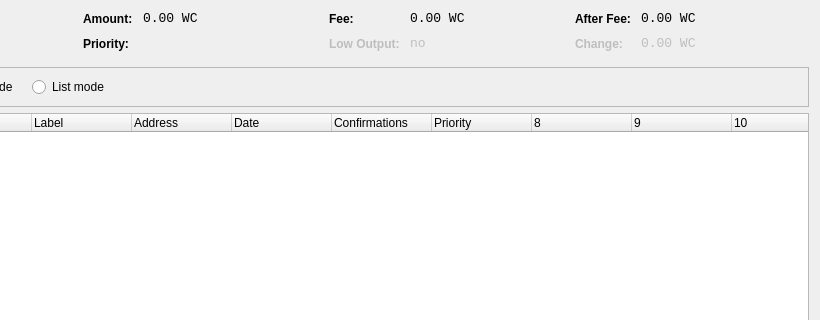
This is src/qt/forms/coincontroldialog.ui in WincoinClassic/wincoinclassic as Qt 5 draws it before an edit; both pictures show x 180 to 1000 and y 0 to 320 of the 1000 by 500 pixel window. The edited form follows.
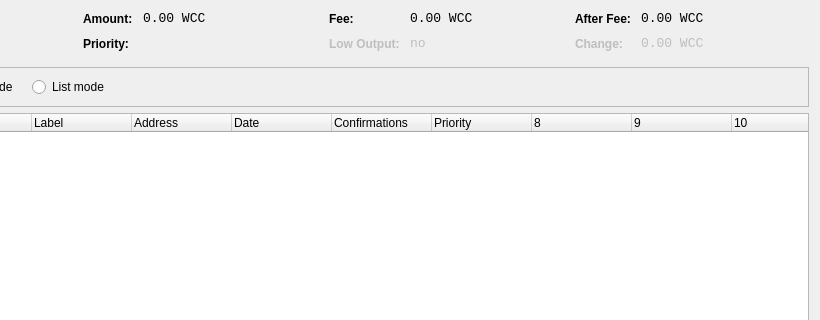
This is the edited form. Icons and pictures are not drawn. Custom widgets are drawn as their Qt base class.

```diff
--- a/src/qt/forms/coincontroldialog.ui
+++ b/src/qt/forms/coincontroldialog.ui
@@ -144,7 +144,7 @@
           <enum>Qt::ActionsContextMenu</enum>
          </property>
          <property name="text">
-          <string notr="true">0.00 WC</string>
+          <string notr="true">0.00 WCC</string>
          </property>
          <property name="textInteractionFlags">
           <set>Qt::LinksAccessibleByMouse|Qt::TextSelectableByKeyboard|Qt::TextSelectableByMouse</set>
@@ -224,7 +224,7 @@
           <enum>Qt::ActionsContextMenu</enum>
          </property>
          <property name="text">
-          <string notr="true">0.00 WC</string>
+          <string notr="true">0.00 WCC</string>
          </property>
          <property name="textInteractionFlags">
           <set>Qt::LinksAccessibleByMouse|Qt::TextSelectableByKeyboard|Qt::TextSelectableByMouse</set>
@@ -310,7 +310,7 @@
           <enum>Qt::ActionsContextMenu</enum>
          </property>
          <property name="text">
-          <string notr="true">0.00 WC</string>
+          <string notr="true">0.00 WCC</string>
          </property>
          <property name="textInteractionFlags">
           <set>Qt::LinksAccessibleByMouse|Qt::TextSelectableByKeyboard|Qt::TextSelectableByMouse</set>
@@ -348,7 +348,7 @@
           <enum>Qt::ActionsContextMenu</enum>
          </property>
          <property name="text">
-          <string notr="true">0.00 WC</string>
+          <string notr="true">0.00 WCC</string>
          </property>
          <property name="textInteractionFlags">
           <set>Qt::LinksAccessibleByMouse|Qt::TextSelectableByKeyboard|Qt::TextSelectableByMouse</set>
```
